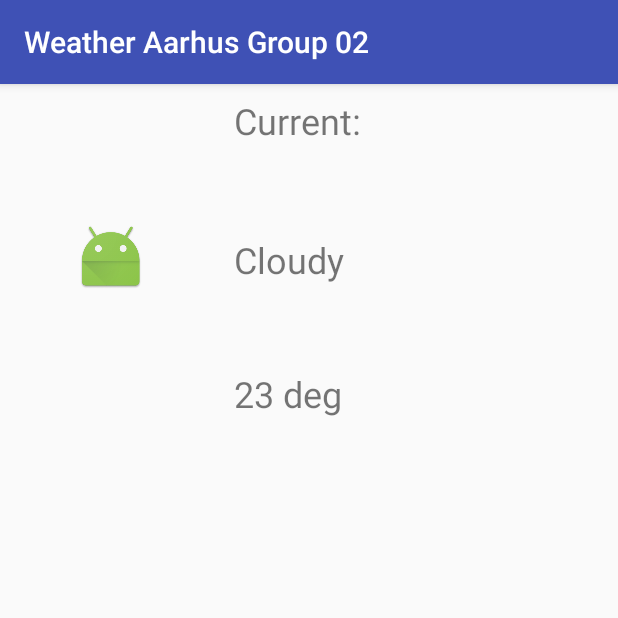
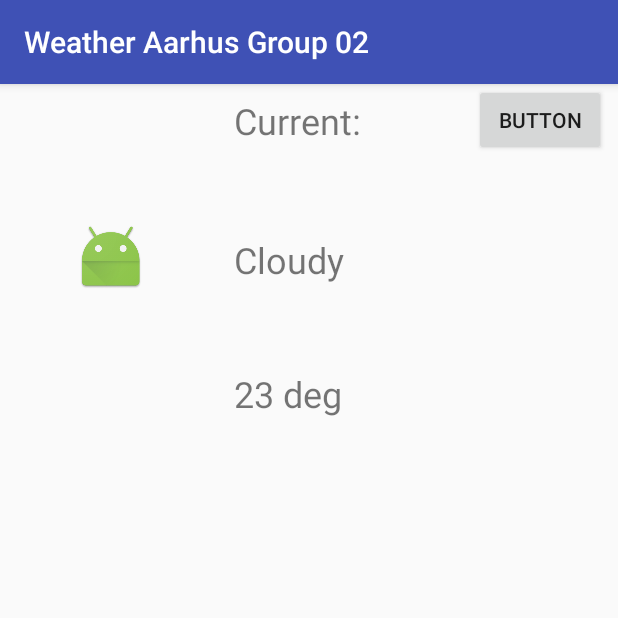
Before and after one commit to JonasRasborg/Android, an Android app: the screen it shows after launch (MainActivity), on a phone screen of 412 x 824 dp, the top half of it. Run offline under Robolectric (Android 15) with nearby library versions, the phone set to English and light mode, and no system bars; our stand-ins replace Volley; 1 statement that could not run was skipped.

Commit message:
Made pathway for WeatherInfo to GUI, i accept your apology

```diff
--- a/WeatherAarhusGroup02/app/src/main/AndroidManifest.xml
+++ b/WeatherAarhusGroup02/app/src/main/AndroidManifest.xml
@@ -1,6 +1,8 @@
 <?xml version="1.0" encoding="utf-8"?>
 <manifest xmlns:android="http://schemas.android.com/apk/res/android"
     package="com.example.group02.weatheraarhusgroup02">
+    <uses-permission android:name="android.permission.INTERNET"/>
+    <uses-permission android:name="android.permission.ACCESS_NETWORK_STATE"/>
 
     <application
         android:allowBackup="true"
@@ -21,6 +23,7 @@
             android:name=".Services.WeatherUpdater"
             android:enabled="true"
             android:exported="true"></service>
+
     </application>
 
 </manifest>
--- a/WeatherAarhusGroup02/app/src/main/java/com/example/group02/weatheraarhusgroup02/MainActivity.java
+++ b/WeatherAarhusGroup02/app/src/main/java/com/example/group02/weatheraarhusgroup02/MainActivity.java
@@ -6,8 +6,12 @@ import android.content.ServiceConnection;
 import android.os.IBinder;
 import android.support.v7.app.AppCompatActivity;
 import android.os.Bundle;
+import android.view.View;
+import android.widget.Button;
+import android.widget.TextView;
 import android.widget.Toast;
 
+import com.example.group02.weatheraarhusgroup02.Model.WeatherInfo;
 import com.example.group02.weatheraarhusgroup02.Services.WeatherUpdater;
 import com.example.group02.weatheraarhusgroup02.Utilities.Globals;
 import com.example.group02.weatheraarhusgroup02.Utilities.NetworkChecker;
@@ -26,11 +30,30 @@ public class MainActivity extends AppCompatActivity {
 
     WeatherUpdater weatherService;
     boolean serviceBound = false;
+    Button btnUpdate;
+    WeatherInfo currentWeatherInfo;
+    TextView textviewCloudy;
 
     @Override
     protected void onCreate(Bundle savedInstanceState) {
         super.onCreate(savedInstanceState);
         setContentView(R.layout.activity_main);
+
+        // Make instances
+        btnUpdate = (Button) findViewById(R.id.btnUpdate);
+        currentWeatherInfo = new WeatherInfo();
+        textviewCloudy = (TextView) findViewById(R.id.textViewCloudy);
+
+        btnUpdate.setOnClickListener(new View.OnClickListener(){
+            @Override
+            public void onClick(View view){
+                currentWeatherInfo = weatherService.SendRequest();
+                if (currentWeatherInfo!=null)
+                {
+                    textviewCloudy.setText(currentWeatherInfo.wind.speed.toString());
+                }
+            };
+        });
     }
 
     @Override
@@ -39,7 +62,7 @@ public class MainActivity extends AppCompatActivity {
         // Bind to LocalService
         Intent intent = new Intent(this, WeatherUpdater.class);
         bindService(intent, mConnection, this.BIND_AUTO_CREATE);
-        weatherService.SendRequest();
+       // weatherService.SendRequest();
     }
 
     @Override
--- a/WeatherAarhusGroup02/app/src/main/res/layout/activity_main.xml
+++ b/WeatherAarhusGroup02/app/src/main/res/layout/activity_main.xml
@@ -31,7 +31,9 @@
         android:layout_marginBottom="8dp"
         app:layout_constraintBottom_toTopOf="@+id/guideline"
         app:layout_constraintRight_toLeftOf="@+id/guideline2"
-        android:layout_marginRight="8dp" />
+        android:layout_marginRight="8dp"
+        android:layout_marginStart="8dp"
+        android:layout_marginEnd="8dp" />
 
     <android.support.constraint.Guideline
         android:layout_width="wrap_content"
@@ -51,7 +53,8 @@
         app:layout_constraintTop_toTopOf="parent"
         android:layout_marginTop="8dp"
         android:layout_marginLeft="8dp"
-        app:layout_constraintLeft_toLeftOf="@+id/guideline2" />
+        app:layout_constraintLeft_toLeftOf="@+id/guideline2"
+        android:layout_marginStart="8dp" />
 
     <TextView
         android:id="@+id/textViewTemperature"
@@ -62,25 +65,27 @@
         android:layout_marginBottom="8dp"
         app:layout_constraintBottom_toTopOf="@+id/guideline"
         android:layout_marginLeft="8dp"
-        app:layout_constraintLeft_toLeftOf="@+id/guideline2" />
+        app:layout_constraintLeft_toLeftOf="@+id/guideline2"
+        android:layout_marginStart="8dp" />
 
     <TextView
-        android:id="@+id/textView3"
+        android:id="@+id/textViewCloudy"
         android:layout_width="wrap_content"
         android:layout_height="wrap_content"
+        android:layout_marginBottom="8dp"
+        android:layout_marginLeft="8dp"
+        android:layout_marginStart="8dp"
+        android:layout_marginTop="8dp"
         android:text="Cloudy"
         android:textSize="24sp"
-        android:layout_marginTop="8dp"
+        app:layout_constraintBottom_toTopOf="@+id/textViewTemperature"
+        app:layout_constraintLeft_toLeftOf="@+id/guideline2"
         app:layout_constraintTop_toBottomOf="@+id/textView"
-        android:layout_marginBottom="8dp"
-        app:layout_constraintBottom_toTopOf="@+id/textViewTemperature"
-        android:layout_marginLeft="8dp"
-        app:layout_constraintVertical_bias="0.514"
-        app:layout_constraintLeft_toLeftOf="@+id/guideline2" />
+        app:layout_constraintVertical_bias="0.514" />
 
     <ListView
         android:id="@+id/listViewHistorical"
-        android:layout_width="match_parent"
+        android:layout_width="0dp"
         android:layout_height="302dp"
         android:layout_marginBottom="24dp"
         android:layout_marginEnd="24dp"
@@ -93,8 +98,15 @@
         app:layout_constraintLeft_toLeftOf="parent"
         app:layout_constraintRight_toRightOf="parent"
         app:layout_constraintTop_toTopOf="@+id/guideline"
-        app:layout_constraintVertical_bias="0.509"
-        tools:layout_editor_absoluteX="94dp"
-        tools:layout_editor_absoluteY="159dp" />
+        app:layout_constraintVertical_bias="0.509" />
+
+    <Button
+        android:id="@+id/btnUpdate"
+        android:layout_width="wrap_content"
+        android:layout_height="wrap_content"
+        android:layout_marginRight="8dp"
+        android:text="Button"
+        app:layout_constraintRight_toRightOf="parent"
+        tools:layout_editor_absoluteY="92dp" />
 
 </android.support.constraint.ConstraintLayout>
```
Also changed, not shown: WeatherAarhusGroup02/app/src/main/java/com/example/group02/weatheraarhusgroup02/Services/WeatherUpdater.java (+16 -4 lines), WeatherAarhusGroup02/app/src/main/java/com/example/group02/weatheraarhusgroup02/Utilities/JsonParser.java (+3 -4 lines), WeatherAarhusGroup02/app/src/main/java/com/example/group02/weatheraarhusgroup02/Utilities/WebConnector.java (+7 -3 lines).
